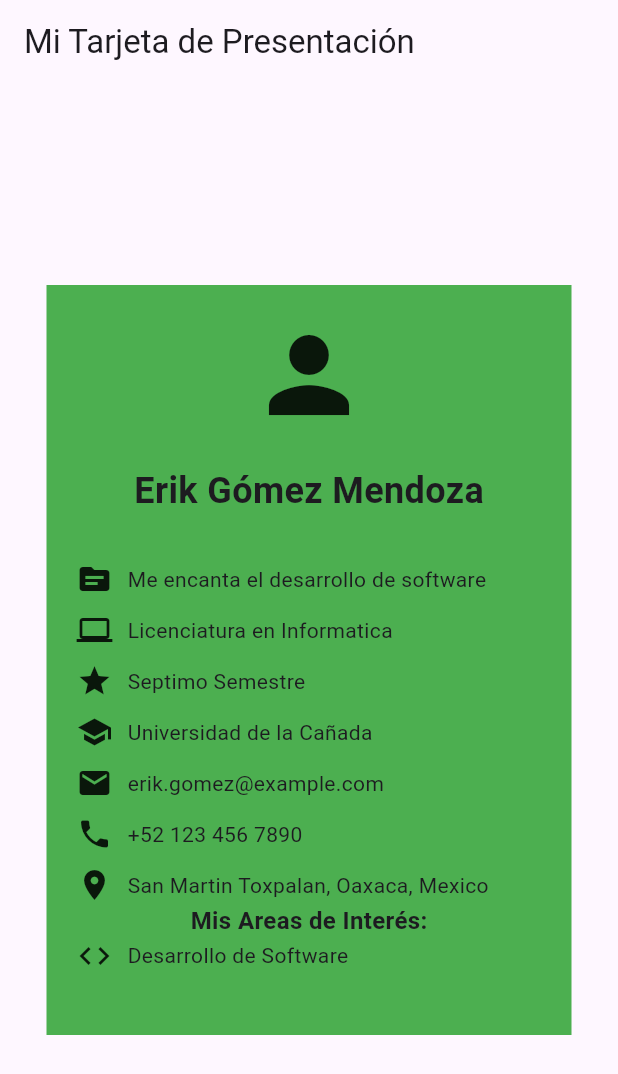
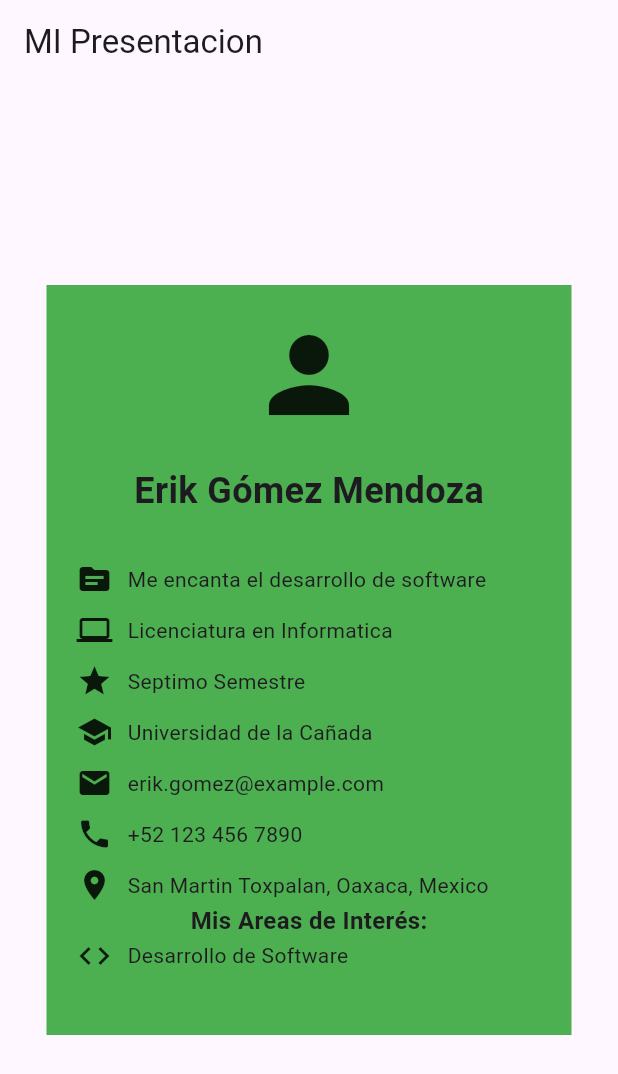
Before and after one commit to lierikgomez-pixel/ChiiKOrita, a Flutter app: the screen it shows after launch, on a phone screen of 412 x 824 dp. Shown: the top 1074 px of the screen. Run offline on Flutter 3.47's test engine with Material 3 defaults, Android fonts, the phone set to English and light mode, and no system bars.

Commit message:
Cambie el appBar por - MI Presentacion

```diff
--- a/lib/main.dart
+++ b/lib/main.dart
@@ -11,7 +11,7 @@ class MyApp extends StatelessWidget {
   Widget build(BuildContext context) {
     return MaterialApp(
       home: Scaffold(
-        appBar: AppBar(title: const Text('Mi Tarjeta de Presentación')),
+        appBar: AppBar(title: const Text('MI Presentacion')),
         body: Center(
           child: Container(
             width: 350,
```
